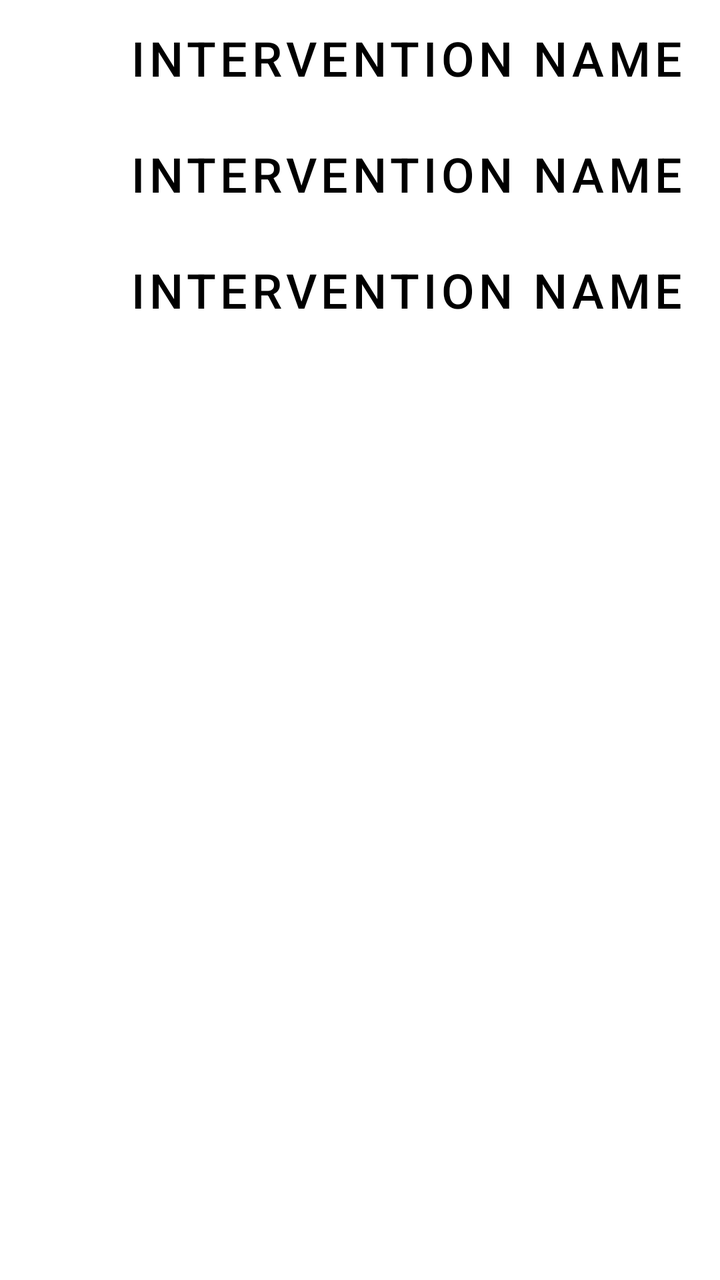
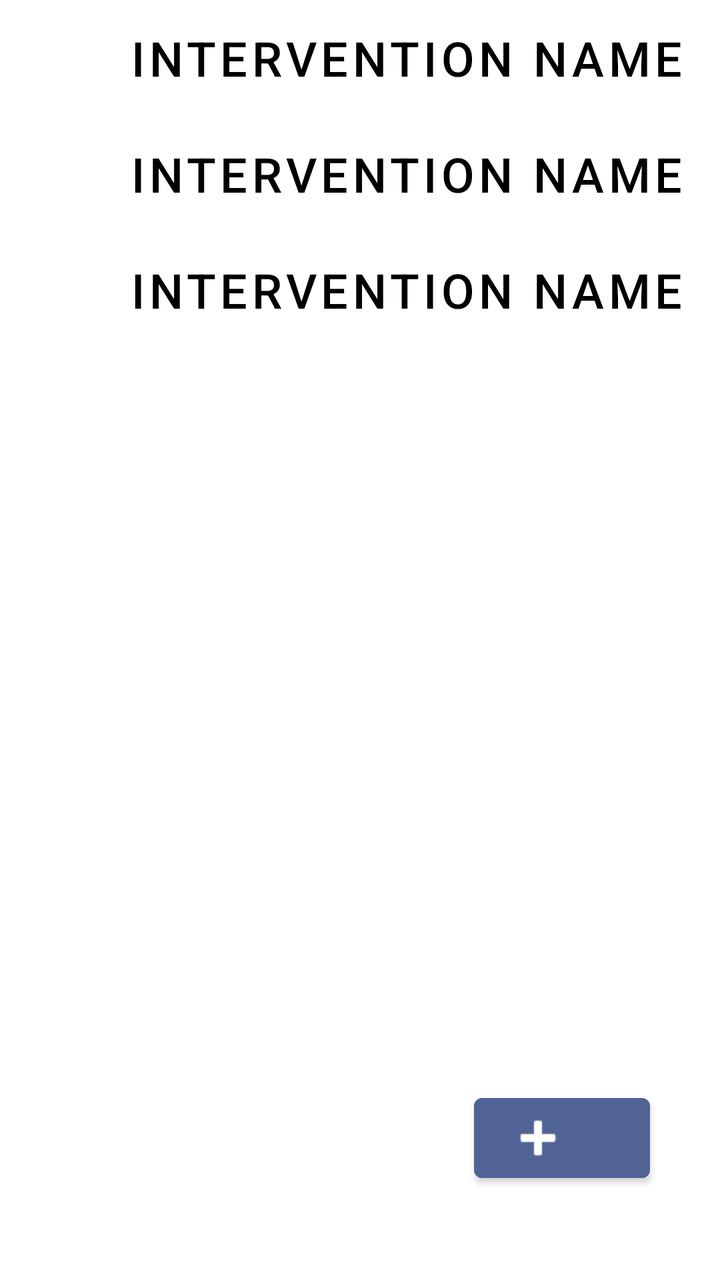

Screens rendered from an Android XML layout before and after an edit, with the pre-edit source and the edit as a unified diff.
<!-- AndroidManifest.xml: application theme Theme.SELab23B02 -->
<!-- res/layout/fragment_interventions.xml -->
<?xml version="1.0" encoding="utf-8"?>
<LinearLayout xmlns:android="http://schemas.android.com/apk/res/android"
    xmlns:app="http://schemas.android.com/apk/res-auto"
    xmlns:tools="http://schemas.android.com/tools"
    android:layout_width="match_parent"
    android:layout_height="match_parent">

    <ScrollView
        android:layout_width="match_parent"
        android:layout_height="match_parent">

        <LinearLayout
            android:layout_width="match_parent"
            android:layout_height="wrap_content"
            android:orientation="vertical" >

            <androidx.constraintlayout.widget.ConstraintLayout
                android:id="@+id/singleInterventionConstraintLayout"
                android:layout_width="match_parent"
                android:layout_height="match_parent">

                <Button
                    android:id="@+id/buttonIntervention1"
                    android:layout_width="407dp"
                    android:layout_height="58dp"
                    android:background="@android:color/transparent"
                    android:onClick="openSingleInterventionFragment"
                    android:outlineAmbientShadowColor="#000000"
                    android:outlineProvider="none"
                    android:text="Intervention Name"
                    android:textAlignment="center"
                    android:textColor="#000000"
                    android:textSize="24sp"
                    app:layout_constraintStart_toStartOf="parent"
                    app:layout_constraintTop_toTopOf="parent"
                    tools:visibility="visible" />

                <Button
                    android:id="@+id/buttonIntervention2"
                    android:layout_width="407dp"
                    android:layout_height="58dp"
                    android:layout_marginTop="58dp"
                    android:background="@android:color/transparent"
                    android:onClick="openSingleInterventionFragment"
                    android:outlineAmbientShadowColor="#000000"
                    android:outlineProvider="none"
                    android:text="Intervention Name"
                    android:textAlignment="center"
                    android:textColor="#000000"
                    android:textSize="24sp"
                    app:layout_constraintStart_toStartOf="parent"
                    app:layout_constraintTop_toTopOf="parent"
                    tools:visibility="visible" />

                <Button
                    android:id="@+id/buttonIntervention3"
                    android:layout_width="407dp"
                    android:layout_height="58dp"
                    android:layout_marginTop="116dp"
                    android:background="@android:color/transparent"
                    android:onClick="openSingleInterventionFragment"
                    android:outlineAmbientShadowColor="#000000"
                    android:outlineProvider="none"
                    android:text="Intervention Name"
                    android:textAlignment="center"
                    android:textColor="#000000"
                    android:textSize="24sp"
                    app:layout_constraintStart_toStartOf="parent"
                    app:layout_constraintTop_toTopOf="parent"
                    tools:visibility="visible" />

            </androidx.constraintlayout.widget.ConstraintLayout>
        </LinearLayout>
    </ScrollView>

</LinearLayout>
<!-- resources referenced by this layout -->
<resources>
  <style name="Theme.SELab23B02" parent="Theme.MaterialComponents.DayNight.DarkActionBar">
          
          <item name="colorPrimary">@color/accent_color</item>
          <item name="colorPrimaryVariant">@color/accent_color</item>
          <item name="colorOnPrimary">@color/white</item>
          
          <item name="colorSecondary">@color/teal_200</item>
          <item name="colorSecondaryVariant">@color/teal_700</item>
          <item name="colorOnSecondary">@color/black</item>
          
          <item name="android:statusBarColor">?attr/colorPrimaryVariant</item>
          
      </style>
  <color name="accent_color">#516395</color>
  <color name="white">#FFFFFFFF</color>
  <color name="teal_200">#FF03DAC5</color>
  <color name="teal_700">#FF018786</color>
  <color name="black">#FF000000</color>
</resources>

<!-- the commit's change to res/layout/fragment_interventions.xml (unified diff, before → after) -->
@@ -5,72 +5,93 @@
     android:layout_width="match_parent"
     android:layout_height="match_parent">
 
-    <ScrollView
+    <androidx.constraintlayout.widget.ConstraintLayout
         android:layout_width="match_parent"
         android:layout_height="match_parent">
 
-        <LinearLayout
+        <Button
+            android:id="@+id/btStartRecording"
+            android:layout_width="wrap_content"
+            android:layout_height="wrap_content"
+            android:layout_marginEnd="35dp"
+            android:layout_marginBottom="45dp"
+            android:text=""
+            app:icon="@android:drawable/ic_input_add"
+            app:layout_constraintBottom_toBottomOf="@+id/scrollView2"
+            app:layout_constraintEnd_toEndOf="parent" />
+
+        <ScrollView
+            android:id="@+id/scrollView2"
             android:layout_width="match_parent"
-            android:layout_height="wrap_content"
-            android:orientation="vertical" >
+            android:layout_height="match_parent"
+            app:layout_constraintBottom_toBottomOf="parent"
+            app:layout_constraintEnd_toEndOf="parent"
+            app:layout_constraintStart_toStartOf="parent"
+            app:layout_constraintTop_toTopOf="parent">
 
-            <androidx.constraintlayout.widget.ConstraintLayout
-                android:id="@+id/singleInterventionConstraintLayout"
+            <LinearLayout
                 android:layout_width="match_parent"
-                android:layout_height="match_parent">
+                android:layout_height="wrap_content"
+                android:orientation="vertical">
 
-                <Button
-                    android:id="@+id/buttonIntervention1"
-                    android:layout_width="407dp"
-                    android:layout_height="58dp"
-                    android:background="@android:color/transparent"
-                    android:onClick="openSingleInterventionFragment"
-                    android:outlineAmbientShadowColor="#000000"
-                    android:outlineProvider="none"
-                    android:text="Intervention Name"
-                    android:textAlignment="center"
-                    android:textColor="#000000"
-                    android:textSize="24sp"
-                    app:layout_constraintStart_toStartOf="parent"
-                    app:layout_constraintTop_toTopOf="parent"
-                    tools:visibility="visible" />
+                <androidx.constraintlayout.widget.ConstraintLayout
+                    android:id="@+id/singleInterventionConstraintLayout"
+                    android:layout_width="match_parent"
+                    android:layout_height="match_parent">
 
-                <Button
-                    android:id="@+id/buttonIntervention2"
-                    android:layout_width="407dp"
-                    android:layout_height="58dp"
-                    android:layout_marginTop="58dp"
-                    android:background="@android:color/transparent"
-                    android:onClick="openSingleInterventionFragment"
-                    android:outlineAmbientShadowColor="#000000"
-                    android:outlineProvider="none"
-                    android:text="Intervention Name"
-                    android:textAlignment="center"
-                    android:textColor="#000000"
-                    android:textSize="24sp"
-                    app:layout_constraintStart_toStartOf="parent"
-                    app:layout_constraintTop_toTopOf="parent"
-                    tools:visibility="visible" />
+                    <Button
+                        android:id="@+id/buttonIntervention1"
+                        android:layout_width="407dp"
+                        android:layout_height="58dp"
+                        android:background="@android:color/transparent"
+                        android:onClick="openSingleInterventionFragment"
+                        android:outlineAmbientShadowColor="#000000"
+                        android:outlineProvider="none"
+                        android:text="Intervention Name"
+                        android:textAlignment="center"
+                        android:textColor="#000000"
+                        android:textSize="24sp"
+                        app:layout_constraintStart_toStartOf="parent"
+                        app:layout_constraintTop_toTopOf="parent"
+                        tools:visibility="visible" />
 
-                <Button
-                    android:id="@+id/buttonIntervention3"
-                    android:layout_width="407dp"
-                    android:layout_height="58dp"
-                    android:layout_marginTop="116dp"
-                    android:background="@android:color/transparent"
-                    android:onClick="openSingleInterventionFragment"
-                    android:outlineAmbientShadowColor="#000000"
-                    android:outlineProvider="none"
-                    android:text="Intervention Name"
-                    android:textAlignment="center"
-                    android:textColor="#000000"
-                    android:textSize="24sp"
-                    app:layout_constraintStart_toStartOf="parent"
-                    app:layout_constraintTop_toTopOf="parent"
-                    tools:visibility="visible" />
+                    <Button
+                        android:id="@+id/buttonIntervention2"
+                        android:layout_width="407dp"
+                        android:layout_height="58dp"
+                        android:layout_marginTop="58dp"
+                        android:background="@android:color/transparent"
+                        android:onClick="openSingleInterventionFragment"
+                        android:outlineAmbientShadowColor="#000000"
+                        android:outlineProvider="none"
+                        android:text="Intervention Name"
+                        android:textAlignment="center"
+                        android:textColor="#000000"
+                        android:textSize="24sp"
+                        app:layout_constraintStart_toStartOf="parent"
+                        app:layout_constraintTop_toTopOf="parent"
+                        tools:visibility="visible" />
 
-            </androidx.constraintlayout.widget.ConstraintLayout>
-        </LinearLayout>
-    </ScrollView>
+                    <Button
+                        android:id="@+id/buttonIntervention3"
+                        android:layout_width="407dp"
+                        android:layout_height="58dp"
+                        android:layout_marginTop="116dp"
+                        android:background="@android:color/transparent"
+                        android:onClick="openSingleInterventionFragment"
+                        android:outlineAmbientShadowColor="#000000"
+                        android:outlineProvider="none"
+                        android:text="Intervention Name"
+                        android:textAlignment="center"
+                        android:textColor="#000000"
+                        android:textSize="24sp"
+                        app:layout_constraintStart_toStartOf="parent"
+                        app:layout_constraintTop_toTopOf="parent"
+                        tools:visibility="visible" />
+
+                </androidx.constraintlayout.widget.ConstraintLayout>
+            </LinearLayout>
+        </ScrollView>
+    </androidx.constraintlayout.widget.ConstraintLayout>
 
 </LinearLayout>
